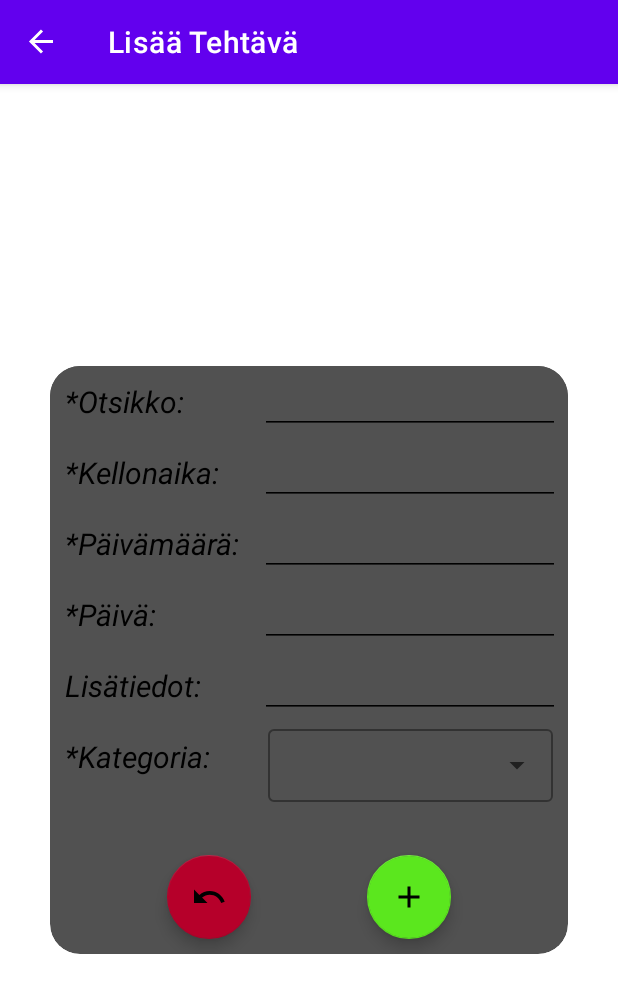
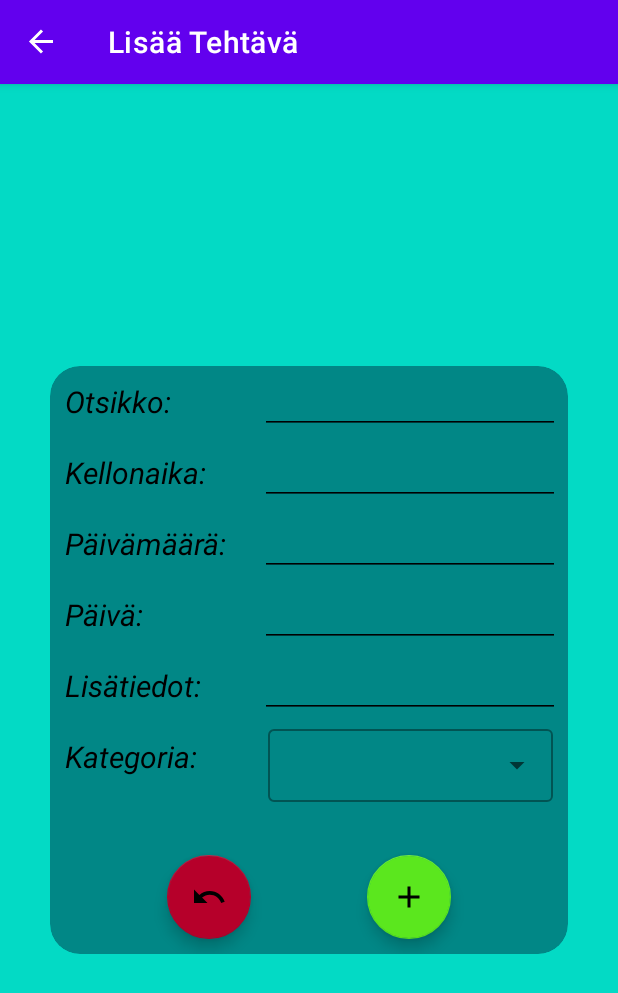
Before and after one commit to TomiLakkakorpi/SummerProject2023, an Android app: the AddFragment screen opened through its navigation route, on a phone screen of 412 x 824 dp. Shown: the top 993 px of the screen. Run offline under Robolectric (Android 15) with nearby library versions, the light colour scheme and no system bars; our stand-ins replace Room's generated code, navigation-ui.

Commit message:
Changes to XML files

```diff
--- a/app/src/main/java/com/example/databasetest/data/TaskDao.kt
+++ b/app/src/main/java/com/example/databasetest/data/TaskDao.kt
@@ -26,35 +26,4 @@ interface TaskDao {
     //Function to order all tasks based on date and time
     @Query("SELECT * FROM task_table ORDER BY date, time ASC")
     fun readAllData(): LiveData<List<Task>>
-
-    // Queries for specific category
-    @Query("SELECT * FROM task_table WHERE category LIKE 'Liikunta' ORDER BY date, time ASC")
-    fun readCategory1Data(): LiveData<List<Task>>
-
-    @Query("SELECT * FROM task_table WHERE category LIKE 'Hyvinvointi' ORDER BY date, time ASC")
-    fun readCategory2Data(): LiveData<List<Task>>
-
-    @Query("SELECT * FROM task_table WHERE category LIKE 'Terveys' ORDER BY date, time ASC")
-    fun readCategory3Data(): LiveData<List<Task>>
-
-    @Query("SELECT * FROM task_table WHERE category LIKE 'Koulu' ORDER BY date, time ASC")
-    fun readCategory4Data(): LiveData<List<Task>>
-
-    @Query("SELECT * FROM task_table WHERE category LIKE 'Työ' ORDER BY date, time ASC")
-    fun readCategory5Data(): LiveData<List<Task>>
-
-    @Query("SELECT * FROM task_table WHERE category LIKE 'Harrastus' ORDER BY date, time ASC")
-    fun readCategory6Data(): LiveData<List<Task>>
-
-    @Query("SELECT * FROM task_table WHERE category LIKE 'Askare' ORDER BY date, time ASC")
-    fun readCategory7Data(): LiveData<List<Task>>
-
-    @Query("SELECT * FROM task_table WHERE category LIKE 'Tapaaminen' ORDER BY date, time ASC")
-    fun readCategory8Data(): LiveData<List<Task>>
-
-    @Query("SELECT * FROM task_table WHERE category LIKE 'Muu' ORDER BY date, time ASC")
-    fun readCategory9Data(): LiveData<List<Task>>
-
-    //@Query("SELECT * FROM task_table WHERE category LIKE 'Liikunta' ORDER BY date, time ASC")
-    //fun readCategory1Data(): LiveData<List<Task>>
 }
--- a/app/src/main/java/com/example/databasetest/fragments/list/ListAdapter.kt
+++ b/app/src/main/java/com/example/databasetest/fragments/list/ListAdapter.kt
@@ -1,10 +1,14 @@
 package com.example.databasetest.fragments.list
 
+import android.app.Activity
+import android.content.res.ColorStateList
+import android.graphics.Color
 import android.view.LayoutInflater
 import android.view.View
 import android.view.ViewGroup
 import android.widget.Toast
 import androidx.core.content.ContentProviderCompat.requireContext
+import androidx.core.content.ContextCompat
 import androidx.navigation.findNavController
 import androidx.recyclerview.widget.RecyclerView
 import com.example.databasetest.R
--- a/app/src/main/res/layout/fragment_add.xml
+++ b/app/src/main/res/layout/fragment_add.xml
@@ -4,7 +4,7 @@
     xmlns:tools="http://schemas.android.com/tools"
     android:layout_width="match_parent"
     android:layout_height="match_parent"
-    android:background="@color/white">
+    android:background="@color/teal_200">
 
     <androidx.cardview.widget.CardView
         android:id="@+id/addScreenCardview"
@@ -12,7 +12,7 @@
         android:layout_height="wrap_content"
         android:layout_centerHorizontal="true"
         android:layout_centerVertical="true"
-        app:cardBackgroundColor="@color/gray"
+        app:cardBackgroundColor="@color/teal_700"
         app:cardCornerRadius="20dp"
         app:cardElevation="0dp"
         app:cardMaxElevation="0dp"
@@ -27,6 +27,7 @@
             android:layout_width="match_parent"
             android:layout_height="match_parent"
             android:layout_centerInParent="true"
+            app:cardBackgroundColor="@color/teal_700"
             android:minHeight="230dp">
 
             <GridLayout
@@ -37,7 +38,6 @@
 
                 android:layout_centerHorizontal="true"
                 android:layout_centerVertical="true"
-                android:background="@color/gray"
                 android:columnCount="2"
 
                 android:rowCount="6"
--- a/app/src/main/res/layout/fragment_list.xml
+++ b/app/src/main/res/layout/fragment_list.xml
@@ -5,7 +5,7 @@
     android:layout_width="match_parent"
     android:layout_height="match_parent"
     tools:context=".fragments.list.ListFragment">
-
+Filt
     <androidx.recyclerview.widget.RecyclerView
         android:id="@+id/recyclerView"
         android:background="@color/white"
--- a/app/src/main/res/navigation/my_nav.xml
+++ b/app/src/main/res/navigation/my_nav.xml
@@ -16,9 +16,6 @@
         <action
             android:id="@+id/action_listFragment_to_updateFragment"
             app:destination="@id/updateFragment" />
-        <action
-            android:id="@+id/action_listFragment_to_filterFragment"
-            app:destination="@id/filterFragment" />
     </fragment>
     <fragment
         android:id="@+id/addFragment"
@@ -40,12 +37,4 @@
             android:name="currentTask"
             app:argType="com.example.databasetest.model.Task" />
     </fragment>
-    <fragment
-        android:id="@+id/filterFragment"
-        android:name="com.example.databasetest.fragments.filter.FilterFragment"
-        android:label="Category Filter" >
-        <action
-            android:id="@+id/action_filterFragment_to_listFragment"
-            app:destination="@id/listFragment" />
-    </fragment>
 </navigation>
--- a/app/src/main/res/values/colors.xml
+++ b/app/src/main/res/values/colors.xml
@@ -14,6 +14,9 @@
     <color name="backgroundMain">#6712EF</color>
     <color name="backgroundSecondary">#D17936</color>
 
+    <color name="purpleBackground2">#9900FF</color>
+    <color name="purpleBackground1">#674EA7</color>
+
     <color name="liikunta">#37e1e1</color>
     <color name="hyvinvointi">#8a2be2</color>
     <color name="terveys">#f54fa6</color>
--- a/app/src/main/res/values/strings.xml
+++ b/app/src/main/res/values/strings.xml
@@ -3,12 +3,12 @@
     <!-- TODO: Remove or change this placeholder text -->
     <string name="hello_blank_fragment">Hello blank fragment</string>
 
-    <string name="kategoriaString">*Kategoria:</string>
+    <string name="kategoriaString">Kategoria:</string>
     <string name="lisatiedotString">Lisätiedot:</string>
-    <string name="paivamaaraString">*Päivämäärä:</string>
-    <string name="kellonaikaString">*Kellonaika:</string>
-    <string name="otsikkoString">*Otsikko:</string>
-    <string name="paivaString">*Päivä:</string>
+    <string name="paivamaaraString">Päivämäärä:</string>
+    <string name="kellonaikaString">Kellonaika:</string>
+    <string name="otsikkoString">Otsikko:</string>
+    <string name="paivaString">Päivä:</string>
 
     <string name="lisaatehtavaString">Lisää Tehtävä</string>
     <string name="peruutaString">Peruuta</string>
```
Also changed, not shown: app/src/main/java/com/example/databasetest/fragments/filter/FilterFragment.kt (deleted, +0 -17 lines), app/src/main/java/com/example/databasetest/fragments/list/ListFragment.kt (+3 -7 lines), app/src/main/res/layout/custom_row.xml (+33 -11 lines), app/src/main/res/layout/fragment_filter.xml (deleted, +0 -162 lines), app/src/main/res/layout/fragment_update.xml (+24 -20 lines).
